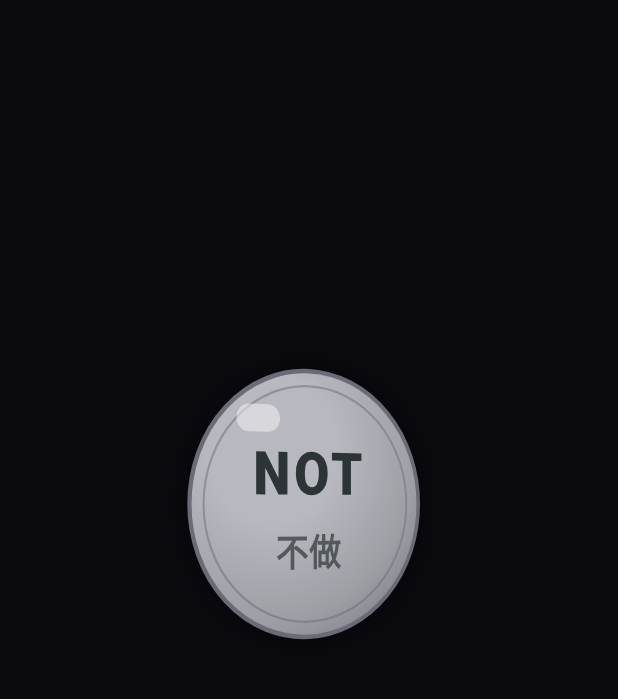
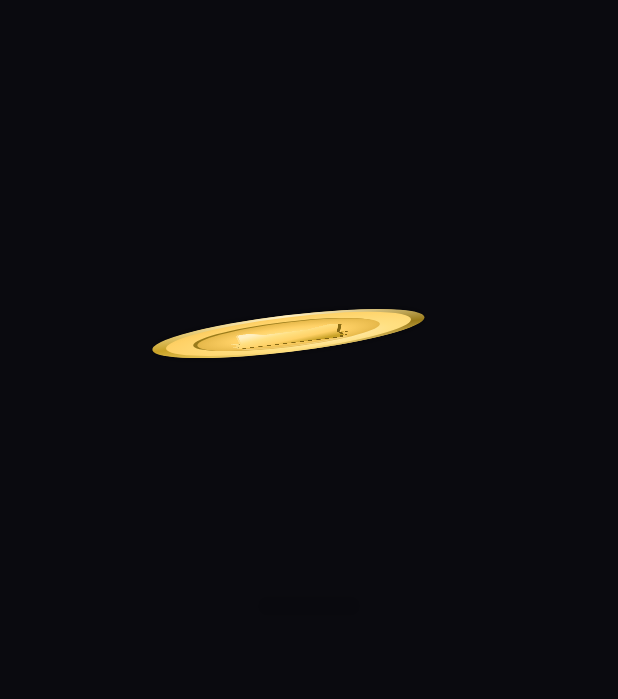
Before and after one commit to tianyutingxy/do_or_not, a Flutter app: the screen it shows after launch, after a tap on "去吧", on a phone screen of 412 x 824 dp, the part 114-813 px from its top. Run offline on Flutter 3.47's test engine with Material 3 defaults, Android fonts, the phone set to English and light mode, and no system bars; our stand-ins replace shared_preferences; Roboto replaces fonts that are missing (SF Pro Display).

Commit message:
优化硬币动画效果
Co-authored-by: Cursor <cursoragent@cursor.com>

```diff
--- /dev/null
+++ b/lib/widgets/coin_3d_widget.dart
@@ -0,0 +1,457 @@
+import 'dart:math' as math;
+
+import 'package:flutter/material.dart';
+
+import '../theme/app_theme.dart';
+
+/// Microsoft Weary Cat（Windows 11 24H2），本地 PNG 强制渲染
+const _wearyCatAsset = 'assets/images/weary_cat_microsoft.png';
+
+/// 侧面视角 3D 硬币：正面数字 10，反面猫头浮雕，统一金色
+class Coin3DWidget extends StatelessWidget {
+  const Coin3DWidget({
+    super.key,
+    this.diameter = 180,
+    required this.rotationX,
+    this.highlight = false,
+    this.highlightStrength = 1.0,
+  });
+
+  final double diameter;
+  final double rotationX;
+  final bool highlight;
+  final double highlightStrength;
+
+  static const _thicknessRatio = 0.11;
+
+  @override
+  Widget build(BuildContext context) {
+    final thickness = diameter * _thicknessRatio;
+    final half = thickness / 2;
+    final glow = highlight ? highlightStrength.clamp(0.0, 1.0) : 0.0;
+
+    final cosX = math.cos(rotationX);
+    final sinX = math.sin(rotationX).abs();
+    final showFront = cosX > 0.12;
+    final showBack = cosX < -0.12;
+    final showEdge = sinX > 0.28;
+
+    return Transform(
+      alignment: Alignment.center,
+      transform: Matrix4.identity()..setEntry(3, 2, 0.0013),
+      child: Transform(
+        alignment: Alignment.center,
+        transform: Matrix4.identity()..rotateX(rotationX),
+        child: SizedBox(
+          width: diameter,
+          height: diameter,
+          child: Stack(
+            alignment: Alignment.center,
+            clipBehavior: Clip.none,
+            children: [
+              if (showFront)
+                _faceAt(
+                  z: half,
+                  child: _CoinObverse10(diameter: diameter, glow: glow),
+                ),
+              if (showBack)
+                _faceAt(
+                  z: -half,
+                  rotateY: math.pi,
+                  child: _CoinReverseCat(diameter: diameter, glow: glow),
+                ),
+              if (showEdge) _CoinRim(diameter: diameter, thickness: thickness),
+            ],
+          ),
+        ),
+      ),
+    );
+  }
+
+  Widget _faceAt({
+    required double z,
+    required Widget child,
+    double rotateY = 0,
+  }) {
+    return Transform(
+      alignment: Alignment.center,
+      transform: Matrix4.identity()
+        ..translate(0.0, 0.0, z)
+        ..rotateY(rotateY),
+      child: child,
+    );
+  }
+}
+
+/// 统一金色色板 — 仅用明暗变化表现凹凸
+abstract final class _Gold {
+  static const highlight = Color(0xFFFFF0C2);
+  static const light = Color(0xFFFFE082);
+  static const mid = Color(0xFFFFD166);
+  static const base = Color(0xFFE6B84A);
+  static const shadow = Color(0xFFC9A227);
+  static const deep = Color(0xFF9A7B1A);
+  static const carved = Color(0xFF7A5E10);
+
+  static RadialGradient faceGradient(Alignment center, double radius) {
+    return RadialGradient(
+      center: center,
+      radius: radius,
+      colors: const [highlight, light, mid, base, shadow],
+      stops: const [0.0, 0.28, 0.55, 0.8, 1.0],
+    );
+  }
+
+  static void embossedCircle(
+    Canvas canvas,
+    Offset center,
+    double radius, {
+    bool raised = true,
+  }) {
+    final offset = raised ? Offset(radius * 0.04, radius * 0.05) : Offset.zero;
+    canvas.drawCircle(
+      center + offset,
+      radius,
+      Paint()..color = raised ? deep : carved,
+    );
+    canvas.drawCircle(
+      center,
+      radius,
+      Paint()
+        ..shader = RadialGradient(
+          colors: raised
+              ? [light, mid, base]
+              : [base, shadow, deep],
+          stops: const [0.2, 0.6, 1.0],
+        ).createShader(Rect.fromCircle(center: center, radius: radius)),
+    );
+    if (raised) {
+      canvas.drawArc(
+        Rect.fromCircle(center: center, radius: radius * 0.92),
+        -math.pi * 0.75,
+        math.pi * 0.45,
+        false,
+        Paint()
+          ..style = PaintingStyle.stroke
+          ..strokeWidth = radius * 0.06
+          ..color = highlight.withValues(alpha: 0.45),
+      );
+    }
+  }
+}
+
+class _CoinObverse10 extends StatelessWidget {
+  const _CoinObverse10({required this.diameter, required this.glow});
+
+  final double diameter;
+  final double glow;
+
+  @override
+  Widget build(BuildContext context) {
+    return Container(
+      width: diameter,
+      height: diameter,
+      decoration: BoxDecoration(
+        shape: BoxShape.circle,
+        boxShadow: [
+          BoxShadow(
+            color: glow > 0
+                ? AppColors.gold.withValues(alpha: 0.65 * glow)
+                : Colors.black.withValues(alpha: 0.5),
+            blurRadius: 12 + 14 * glow,
+            spreadRadius: 1.5 * glow,
+          ),
+        ],
+        gradient: _Gold.faceGradient(const Alignment(-0.25, -0.3), 1.05),
+      ),
+      child: CustomPaint(
+        size: Size(diameter, diameter),
+        painter: _Obverse10Painter(),
+      ),
+    );
+  }
+}
+
+class _Obverse10Painter extends CustomPainter {
+  @override
+  void paint(Canvas canvas, Size size) {
+    final d = size.width;
+    final c = Offset(d / 2, d / 2);
+
+    // 外圈凸起压边
+    canvas.drawCircle(
+      c,
+      d * 0.48,
+      Paint()
+        ..style = PaintingStyle.stroke
+        ..strokeWidth = d * 0.05
+        ..shader = const SweepGradient(
+          colors: [_Gold.shadow, _Gold.highlight, _Gold.deep, _Gold.light, _Gold.shadow],
+        ).createShader(Rect.fromCircle(center: c, radius: d * 0.48)),
+    );
+
+    // 内场微凹
+    _Gold.embossedCircle(canvas, c, d * 0.38, raised: false);
+
+    // 数字 10 — 金色浮雕
+    _drawEmbossedText(canvas, c, d, '10', fontSize: d * 0.36);
+
+    // 顶缘高光弧
+    canvas.drawArc(
+      Rect.fromCircle(center: c, radius: d * 0.44),
+      -math.pi * 0.82,
+      math.pi * 0.45,
+      false,
+      Paint()
+        ..style = PaintingStyle.stroke
+        ..strokeWidth = d * 0.016
+        ..color = _Gold.highlight.withValues(alpha: 0.35),
+    );
+  }
+
+  @override
+  bool shouldRepaint(covariant CustomPainter oldDelegate) => false;
+}
+
+class _CoinReverseCat extends StatelessWidget {
+  const _CoinReverseCat({required this.diameter, required this.glow});
+
+  final double diameter;
+  final double glow;
+
+  @override
+  Widget build(BuildContext context) {
+    return Container(
+      width: diameter,
+      height: diameter,
+      decoration: BoxDecoration(
+        shape: BoxShape.circle,
+        boxShadow: [
+          BoxShadow(
+            color: glow > 0
+                ? AppColors.gold.withValues(alpha: 0.6 * glow)
+                : Colors.black.withValues(alpha: 0.5),
+            blurRadius: 12 + 12 * glow,
+          ),
+        ],
+        gradient: _Gold.faceGradient(const Alignment(-0.2, -0.28), 1.05),
+      ),
+      child: CustomPaint(
+        size: Size(diameter, diameter),
+        painter: _ReverseCatPainter(diameter: diameter),
+        child: Center(
+          child: _GoldEmbossedCat(size: diameter * 0.5),
+        ),
+      ),
+    );
+  }
+}
+
+/// 以 PNG 轮廓为蒙版，叠金色渐变 + 偏移阴影，与币面统一
+class _GoldEmbossedCat extends StatelessWidget {
+  const _GoldEmbossedCat({required this.size});
+
+  final double size;
+
+  @override
+  Widget build(BuildContext context) {
+    final shadow = Offset(size * 0.024, size * 0.03);
+    final highlight = Offset(-size * 0.014, -size * 0.016);
+
+    return Transform.rotate(
+      angle: math.pi,
+      child: SizedBox(
+        width: size,
+        height: size,
+        child: Stack(
+          clipBehavior: Clip.none,
+          alignment: Alignment.center,
+          children: [
+            Transform.translate(
+              offset: shadow,
+              child: _catSilhouette(
+                const LinearGradient(
+                  begin: Alignment.topLeft,
+                  end: Alignment.bottomRight,
+                  colors: [_Gold.deep, _Gold.carved],
+                ),
+              ),
+            ),
+            Transform.translate(
+              offset: highlight,
+              child: _catSilhouette(
+                LinearGradient(
+                  begin: Alignment.topLeft,
+                  end: Alignment.bottomRight,
+                  colors: [
+                    _Gold.highlight.withValues(alpha: 0.5),
+                    _Gold.light.withValues(alpha: 0.28),
+                  ],
+                ),
+              ),
+            ),
+            _catSilhouette(
+              const LinearGradient(
+                begin: Alignment(-0.45, -0.55),
+                end: Alignment(0.55, 0.75),
+                colors: [
+                  _Gold.highlight,
+                  _Gold.light,
+                  _Gold.mid,
+                  _Gold.shadow,
+                ],
+                stops: [0.0, 0.32, 0.68, 1.0],
+              ),
+            ),
+          ],
+        ),
+      ),
+    );
+  }
+
+  Widget _catSilhouette(Gradient gradient) {
+    return ShaderMask(
+      blendMode: BlendMode.srcIn,
+      shaderCallback: (bounds) => gradient.createShader(bounds),
+      child: Image.asset(
+        _wearyCatAsset,
+        width: size,
+        height: size,
+        fit: BoxFit.contain,
+        filterQuality: FilterQuality.high,
+        color: Colors.white,
+        colorBlendMode: BlendMode.srcIn,
+      ),
+    );
+  }
+}
+
+class _ReverseCatPainter extends CustomPainter {
+  _ReverseCatPainter({required this.diameter});
+
+  final double diameter;
+
+  @override
+  void paint(Canvas canvas, Size size) {
+    final d = size.width;
+    final c = Offset(d / 2, d / 2);
+
+    canvas.drawCircle(
+      c,
+      d * 0.48,
+      Paint()
+        ..style = PaintingStyle.stroke
+        ..strokeWidth = d * 0.05
+        ..shader = const SweepGradient(
+          colors: [_Gold.shadow, _Gold.highlight, _Gold.deep, _Gold.light, _Gold.shadow],
+        ).createShader(Rect.fromCircle(center: c, radius: d * 0.48)),
+    );
+
+    _Gold.embossedCircle(canvas, c, d * 0.34, raised: true);
+  }
+
+  @override
+  bool shouldRepaint(covariant _ReverseCatPainter oldDelegate) =>
+      oldDelegate.diameter != diameter;
+}
+
+void _drawEmbossedText(
+  Canvas canvas,
+  Offset center,
+  double d,
+  String text, {
+  required double fontSize,
+}) {
+  final shadowPainter = TextPainter(
+    text: TextSpan(
+      text: text,
+      style: TextStyle(
+        fontSize: fontSize,
+        fontWeight: FontWeight.w900,
+        height: 1,
+        color: _Gold.deep,
+      ),
+    ),
+    textAlign: TextAlign.center,
+    textDirection: TextDirection.ltr,
+  )..layout();
+
+  final offset = Offset(
+    center.dx - shadowPainter.width / 2,
+    center.dy - shadowPainter.height / 2 + d * 0.02,
+  );
+  shadowPainter.paint(canvas, offset + Offset(d * 0.014, d * 0.016));
+
+  final facePainter = TextPainter(
+    text: TextSpan(
+      text: text,
+      style: TextStyle(
+        fontSize: fontSize,
+        fontWeight: FontWeight.w900,
+        height: 1,
+        foreground: Paint()
+          ..shader = const LinearGradient(
+            begin: Alignment.topCenter,
+            end: Alignment.bottomCenter,
+            colors: [_Gold.highlight, _Gold.mid, _Gold.shadow],
+            stops: [0.0, 0.45, 1.0],
+          ).createShader(Rect.fromLTWH(0, offset.dy, shadowPainter.width, fontSize)),
+      ),
+    ),
+    textAlign: TextAlign.center,
+    textDirection: TextDirection.ltr,
+  )..layout();
+  facePainter.paint(canvas, offset);
+}
+
+class _CoinRim extends StatelessWidget {
+  const _CoinRim({required this.diameter, required this.thickness});
+
+  final double diameter;
+  final double thickness;
+
+  @override
+  Widget build(BuildContext context) {
+    return Transform(
+      alignment: Alignment.center,
+      transform: Matrix4.identity()..rotateY(math.pi / 2),
+      child: CustomPaint(
+        size: Size(thickness, diameter * 0.98),
+        painter: _ReededEdgePainter(),
+      ),
+    );
+  }
+}
+
+class _ReededEdgePainter extends CustomPainter {
+  @override
+  void paint(Canvas canvas, Size size) {
+    final rect = Offset.zero & size;
+    canvas.drawRect(
+      rect,
+      Paint()
+        ..shader = const LinearGradient(
+          begin: Alignment.topCenter,
+          end: Alignment.bottomCenter,
+          colors: [
+            _Gold.highlight,
+            _Gold.mid,
+            _Gold.deep,
+            _Gold.mid,
+            _Gold.highlight,
+          ],
+        ).createShader(rect),
+    );
+
+    final groove = Paint()
+      ..color = _Gold.carved.withValues(alpha: 0.5)
+      ..strokeWidth = 0.8;
+    final step = size.width / 5;
+    for (var x = step; x < size.width; x += step) {
+      canvas.drawLine(Offset(x, 0), Offset(x, size.height), groove);
+    }
+  }
+
+  @override
+  bool shouldRepaint(covariant CustomPainter oldDelegate) => false;
+}
--- a/lib/widgets/coin_face_widget.dart
+++ /dev/null
@@ -1,115 +0,0 @@
-import 'package:flutter/material.dart';
-
-import '../models/decision.dart';
-import '../theme/app_theme.dart';
-
-class CoinFaceWidget extends StatelessWidget {
-  const CoinFaceWidget({
-    super.key,
-    required this.decision,
-    this.diameter = 160,
-    this.highlight = false,
-    this.highlightStrength = 1.0,
-  });
-
-  final Decision decision;
-  final double diameter;
-  final bool highlight;
-  final double highlightStrength;
-
-  @override
-  Widget build(BuildContext context) {
-    final isDo = decision.isDo;
-    final faceColor = isDo
-        ? const Color(0xFFFFD166)
-        : const Color(0xFFB8B8C0);
-    final rimColor = isDo
-        ? const Color(0xFFC9A227)
-        : const Color(0xFF6B6B78);
-
-    final glow = highlight ? highlightStrength.clamp(0.0, 1.0) : 0.0;
-
-    return Container(
-      width: diameter,
-      height: diameter,
-      decoration: BoxDecoration(
-        shape: BoxShape.circle,
-        boxShadow: [
-          BoxShadow(
-            color: glow > 0
-                ? AppColors.gold.withValues(alpha: 0.7 * glow)
-                : Colors.black.withValues(alpha: 0.5),
-            blurRadius: 16 + 14 * glow,
-            spreadRadius: 4 * glow,
-          ),
-        ],
-        gradient: RadialGradient(
-          center: const Alignment(-0.3, -0.4),
-          radius: 0.9,
-          colors: [
-            faceColor,
-            faceColor.withValues(alpha: 0.85),
-            rimColor,
-          ],
-          stops: const [0.3, 0.7, 1.0],
-        ),
-        border: Border.all(color: rimColor, width: 3),
-      ),
-      child: Stack(
-        alignment: Alignment.center,
-        children: [
-          // 内圈纹理
-          Container(
-            width: diameter * 0.88,
-            height: diameter * 0.88,
-            decoration: BoxDecoration(
-              shape: BoxShape.circle,
-              border: Border.all(
-                color: rimColor.withValues(alpha: 0.5),
-                width: 1.5,
-              ),
-            ),
-          ),
-          Column(
-            mainAxisSize: MainAxisSize.min,
-            children: [
-              Text(
-                decision.label,
-                style: TextStyle(
-                  fontSize: diameter * 0.22,
-                  fontWeight: FontWeight.w900,
-                  letterSpacing: 3,
-                  color: isDo
-                      ? const Color(0xFF2D3436)
-                      : const Color(0xFF2D3436),
-                ),
-              ),
-              SizedBox(height: diameter * 0.02),
-              Text(
-                decision.subtitle,
-                style: TextStyle(
-                  fontSize: diameter * 0.14,
-                  fontWeight: FontWeight.w600,
-                  color: const Color(0xFF2D3436).withValues(alpha: 0.7),
-                ),
-              ),
-            ],
-          ),
-          // 高光点
-          Positioned(
-            top: diameter * 0.12,
-            left: diameter * 0.18,
-            child: Container(
-              width: diameter * 0.18,
-              height: diameter * 0.1,
-              decoration: BoxDecoration(
-                borderRadius: BorderRadius.circular(diameter),
-                color: Colors.white.withValues(alpha: 0.45),
-              ),
-            ),
-          ),
-        ],
-      ),
-    );
-  }
-}
--- a/lib/widgets/coin_reveal_animation.dart
+++ b/lib/widgets/coin_reveal_animation.dart
@@ -6,7 +6,7 @@ import 'package:flutter/services.dart';
 import '../models/decision.dart';
 import '../models/user_response.dart';
 import '../theme/app_theme.dart';
-import 'coin_face_widget.dart';
+import 'coin_3d_widget.dart';
 import 'reveal_choice_panel.dart';
 import 'reveal_result_header.dart';
 import 'spotlight_overlay.dart';
@@ -45,29 +45,32 @@ class _CoinRevealAnimationState extends State<CoinRevealAnimation>
 
   bool _showChoices = false;
 
-  static const _spinDuration = Duration(milliseconds: 2200);
+  static const _tossDuration = Duration(milliseconds: 2600);
   static const _spotlightDuration = Duration(milliseconds: 800);
   static const _resultDuration = Duration(milliseconds: 1200);
+
+  // 竖直抛掷：下 → 上 → 下
+  static const _startY = 92.0;
+  static const _peakY = -112.0;
+  static const _landY = 0.0;
+  static const _ascentRatio = 0.46;
 
   @override
   void initState() {
     super.initState();
 
-    _flipController = AnimationController(vsync: this, duration: _spinDuration);
+    _flipController = AnimationController(vsync: this, duration: _tossDuration);
     _spotlightController =
         AnimationController(vsync: this, duration: _spotlightDuration);
     _resultController =
         AnimationController(vsync: this, duration: _resultDuration);
 
-    _flipAnim = CurvedAnimation(
-      parent: _flipController,
-      curve: Curves.easeOutCubic,
-    );
+    _flipAnim = CurvedAnimation(parent: _flipController, curve: Curves.linear);
     _spotlightAnim = CurvedAnimation(
       parent: _spotlightController,
       curve: Curves.easeOut,
     );
-    _resultScale = Tween<double>(begin: 0.92, end: 1.0).animate(
+    _resultScale = Tween<double>(begin: 0.96, end: 1.0).animate(
       CurvedAnimation(parent: _resultController, curve: Curves.elasticOut),
     );
 
@@ -78,6 +81,7 @@ class _CoinRevealAnimationState extends State<CoinRevealAnimation>
   }
 
   Future<void> _runSequence() async {
+    HapticFeedback.lightImpact();
     await _flipController.forward();
     if (!mounted) return;
 
@@ -98,28 +102,40 @@ class _CoinRevealAnimationState extends State<CoinRevealAnimation>
     super.dispose();
   }
 
-  bool _showFront(double progress) {
-    // 目标面：DO=正面(0)，NOT=反面(π)
-    final target = widget.decision.isDo ? 0.0 : math.pi;
-    final totalRotations = 5.5;
-    final angle = progress * totalRotations * 2 * math.pi;
-
-    // 缓动到目标角度
-    final settleStart = 0.75;
-    final finalAngle = progress < settleStart
-        ? angle
-        : angle + (target - (angle % (2 * math.pi))) * ((progress - settleStart) / (1 - settleStart));
-
-    final normalized = finalAngle % (2 * math.pi);
-    return math.cos(normalized) >= 0;
+  /// 物理感抛掷：上升减速至顶点，下落加速落地
+  double _tossYOffset(double t) {
+    final p = t.clamp(0.0, 1.0);
+    if (p <= _ascentRatio) {
+      final u = p / _ascentRatio;
+      final eased = Curves.easeOut.transform(u);
+      return _startY + (_peakY - _startY) * eased;
+    }
+    final u = (p - _ascentRatio) / (1 - _ascentRatio);
+    final eased = Curves.easeIn.transform(u);
+    return _peakY + (_landY - _peakY) * eased;
   }
 
-  double _rotationY(double progress) {
-    final totalRotations = 5.5;
-    final angle = progress * totalRotations * 2 * math.pi;
+  double _shadowOpacity(double t) {
+    final y = _tossYOffset(t);
+    final heightFactor =
+        ((_startY - y) / (_startY - _peakY)).clamp(0.0, 1.0);
+    return (0.32 - heightFactor * 0.24).clamp(0.06, 0.32);
+  }
+
+  double _shadowScale(double t) {
+    final y = _tossYOffset(t);
+    final heightFactor =
+        ((_startY - y) / (_startY - _peakY)).clamp(0.0, 1.0);
+    return (1.0 - heightFactor * 0.5).clamp(0.45, 1.0);
+  }
+
+  /// 侧面翻转：绕水平轴 rotateX，DO=正面 10，NOT=猫头
+  double _rotationX(double progress) {
+    const totalFlips = 4.5;
     final target = widget.decision.isDo ? 0.0 : math.pi;
+    final angle = progress * totalFlips * 2 * math.pi;
 
-    final settleStart = 0.75;
+    const settleStart = 0.8;
     if (progress < settleStart) return angle;
 
     final t = (progress - settleStart) / (1 - settleStart);
@@ -141,32 +157,49 @@ class _CoinRevealAnimationState extends State<CoinRevealAnimation>
       builder: (context, _) {
         final progress = _flipAnim.value;
         final spotlight = _spotlightAnim.value;
-        final isRevealed = progress > 0.85;
-        final showFront = _showFront(progress);
-        final rotationY = _rotationY(progress);
-
-        final displayDecision = showFront ? Decision.doIt : Decision.notIt;
+        final isRevealed = progress > 0.9;
+        final rotationX = _rotationX(progress);
+        final settleScale = isRevealed ? _resultScale.value : 1.0;
 
         return Container(
           color: AppColors.background,
           child: Stack(
             alignment: Alignment.center,
             children: [
-              Transform(
-                alignment: Alignment.center,
-                transform: Matrix4.identity()
-                  ..setEntry(3, 2, 0.001)
-                  ..rotateY(rotationY),
+              Transform.translate(
+                offset: const Offset(0, 68),
                 child: Transform.scale(
-                  scale: isRevealed ? _resultScale.value : 1.0,
-                  child: CoinFaceWidget(
-                    decision: isRevealed ? widget.decision : displayDecision,
-                    diameter: 180,
-                    highlight: isRevealed && spotlight > 0,
-                    highlightStrength: spotlight,
+                  scale: _shadowScale(progress),
+                  child: Container(
+                    width: 130,
+                    height: 24,
+                    decoration: BoxDecoration(
+                      borderRadius: BorderRadius.circular(12),
+                      color: Colors.black.withValues(
+                        alpha: _shadowOpacity(progress),
+                      ),
+                    ),
                   ),
                 ),
               ),
+
+              Transform(
+                alignment: Alignment.center,
+                transform: Matrix4.identity()..rotateZ(-0.12),
+                child: Transform.translate(
+                  offset: Offset(0, _tossYOffset(progress)),
+                  child: Transform.scale(
+                    scale: settleScale,
+                    child: Coin3DWidget(
+                      diameter: 180,
+                      rotationX: rotationX,
+                      highlight: isRevealed && spotlight > 0,
+                      highlightStrength: spotlight,
+                    ),
+                  ),
+                ),
+              ),
+
               if (isRevealed && spotlight > 0)
                 RepaintBoundary(
                   child: SpotlightOverlay(
@@ -178,6 +211,10 @@ class _CoinRevealAnimationState extends State<CoinRevealAnimation>
                 RevealResultHeader(
                   decision: widget.decision,
                   opacity: spotlight,
+                  flavorTitle: widget.decision.isDo ? '正面' : '反面',
+                  detailLine: widget.decision.isDo
+                      ? '天秤导向了行动'
+                      : '喵喵劝你收手',
                 ),
               if (_showChoices)
                 Positioned(
--- a/pubspec.yaml
+++ b/pubspec.yaml
@@ -58,10 +58,8 @@ flutter:
   # the material Icons class.
   uses-material-design: true
 
-  # To add assets to your application, add an assets section, like this:
-  # assets:
-  #   - images/a_dot_burr.jpeg
-  #   - images/a_dot_ham.jpeg
+  assets:
+    - assets/images/weary_cat_microsoft.png
 
   # An image asset can refer to one or more resolution-specific "variants", see
   # https://flutter.dev/to/resolution-aware-images
```
Also changed, not shown: assets/images/weary_cat_microsoft.png (added).
